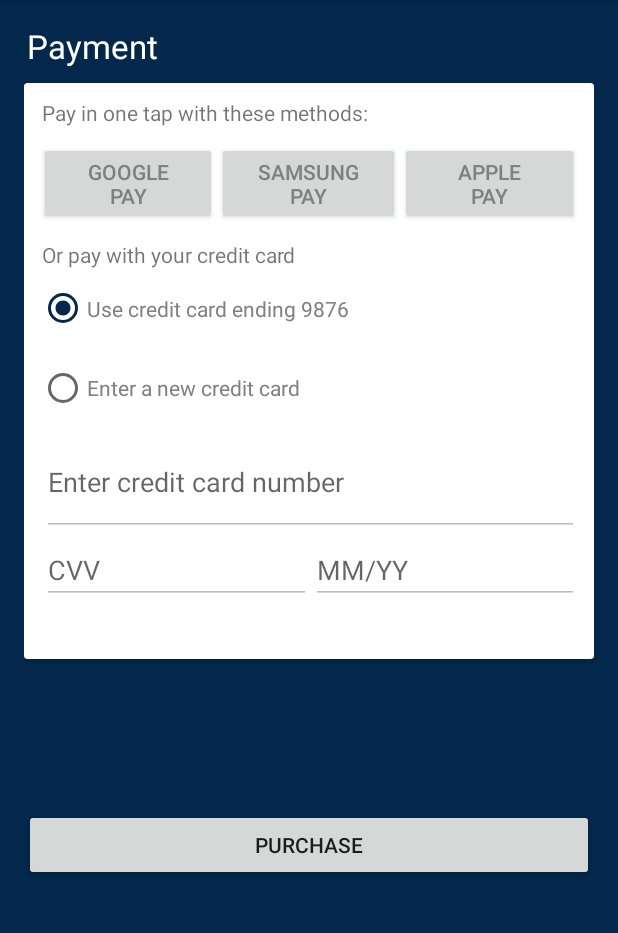
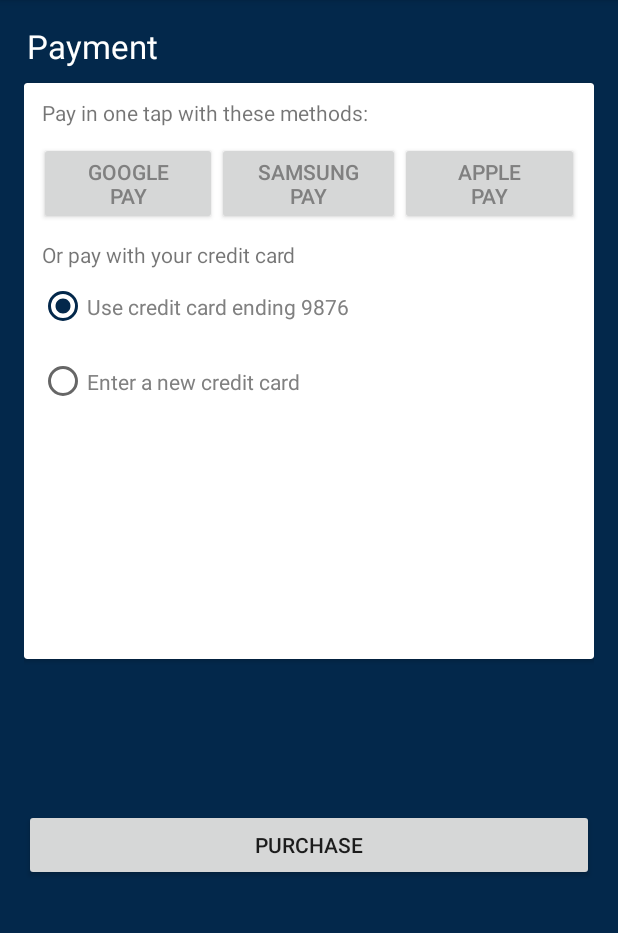
Before and after one commit to seokjunbing/hci, an Android app: the Payment screen opened directly, with no data from a screen before it, on a phone screen of 412 x 824 dp, the part 84-1017 px from its top. Run offline under Robolectric (Android 15) with nearby library versions, the phone set to English and light mode, and no system bars.

```diff
--- a/app/src/main/res/layout/activity_payment.xml
+++ b/app/src/main/res/layout/activity_payment.xml
@@ -80,12 +80,13 @@
                 android:text="Or pay with your credit card" />
 
             <RadioGroup
+                android:id="@+id/credit_card_rg"
                 android:layout_width="match_parent"
                 android:layout_height="250dp"
-                android:checkedButton="@+id/radioButton">
+                android:checkedButton="@+id/use_stored_card">
 
                 <RadioButton
-                    android:id="@+id/radioButton"
+                    android:id="@+id/use_stored_card"
                     android:layout_width="wrap_content"
                     android:layout_height="0dp"
                     android:layout_weight="1"
@@ -93,7 +94,7 @@
                     android:textColor="@android:color/tab_indicator_text" />
 
                 <RadioButton
-                    android:id="@+id/radioButton3"
+                    android:id="@+id/use_new_card"
                     android:layout_width="wrap_content"
                     android:layout_height="0dp"
                     android:layout_weight="1"
@@ -101,13 +102,23 @@
                     android:textColor="@android:color/tab_indicator_text" />
 
                 <LinearLayout
+                    android:id="@+id/spacer"
                     android:layout_width="fill_parent"
-                    android:layout_height="wrap_content"
+                    android:layout_height="100dp"
                     android:layout_weight="1"
+
+                    android:orientation="vertical"></LinearLayout>
+
+                <LinearLayout
+                    android:id="@+id/layout_credit_card"
+                    android:layout_width="fill_parent"
+                    android:layout_height="100dp"
+                    android:layout_weight="1"
+                    android:visibility="gone"
                     android:orientation="vertical">
 
                     <EditText
-                        android:id="@+id/editText2"
+                        android:id="@+id/credit_card"
                         android:layout_width="match_parent"
                         android:layout_height="wrap_content"
                         android:layout_marginLeft="2dp"
@@ -116,6 +127,7 @@
                         android:enabled="false"
                         android:hint="Enter credit card number"
                         android:inputType="numberDecimal"
+                        android:nextFocusForward="@+id/cvv"
                         android:singleLine="true" />
 
                     <LinearLayout
@@ -125,7 +137,9 @@
                         android:orientation="horizontal">
 
                         <EditText
-                            android:id="@+id/editText3"
+                            android:id="@+id/cvv"
+                            android:nextFocusForward="@+id/mmyy"
+                            android:nextFocusRight="@id/mmyy"
                             android:layout_width="wrap_content"
                             android:layout_height="wrap_content"
                             android:layout_marginLeft="2dp"
@@ -136,7 +150,7 @@
                             android:inputType="numberDecimal" />
 
                         <EditText
-                            android:id="@+id/editText4"
+                            android:id="@+id/mmyy"
                             android:layout_width="wrap_content"
                             android:layout_height="wrap_content"
                             android:layout_weight="1"
```
